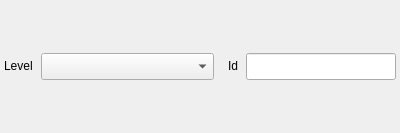
Above: pumpkin/gui/forms/output2_point.ui from zaswed76/pumpkin_maze before the change. Below: the same form after it.
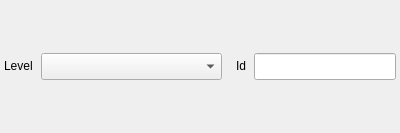
That is the form after the change.

```diff
--- a/pumpkin/gui/forms/output2_point.ui
+++ b/pumpkin/gui/forms/output2_point.ui
@@ -45,7 +45,7 @@
     <number>0</number>
    </property>
    <item>
-    <layout class="QHBoxLayout" name="horizontalLayout">
+    <layout class="QHBoxLayout" name="horizontalLayout" stretch="3,1">
      <property name="spacing">
       <number>8</number>
      </property>
```
